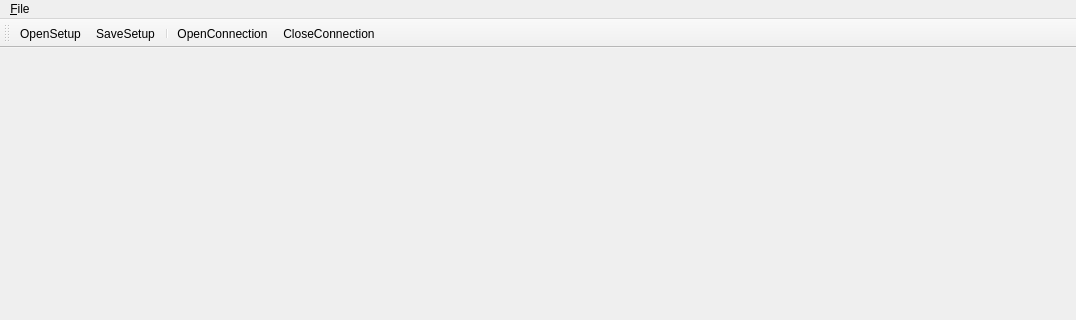
This is qtgui/ui/emokit.ui in logsoft/emokit as Qt 5 draws it before an edit; both pictures show x 0 to 1076 and y 0 to 320 of the 1076 by 776 pixel window. The edited form follows.
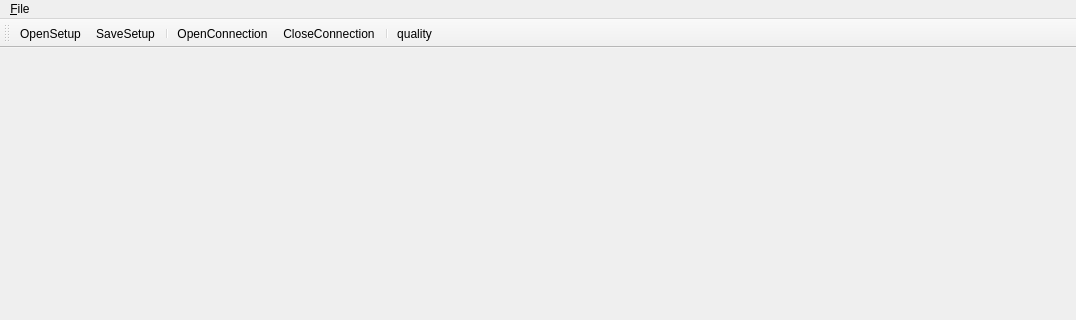
This is the edited form. Icons and pictures are not drawn.

Commit message: fixed battery issue, packet cnt to status bar

```diff
--- a/qtgui/ui/emokit.ui
+++ b/qtgui/ui/emokit.ui
@@ -125,6 +125,8 @@
    <addaction name="separator"/>
    <addaction name="action_OpenConnection"/>
    <addaction name="action_CloseConnection"/>
+   <addaction name="separator"/>
+   <addaction name="actionQuality"/>
   </widget>
   <action name="action_OpenSetup">
    <property name="icon">
@@ -162,6 +164,18 @@
     <string>&amp;CloseConnection</string>
    </property>
   </action>
+  <action name="actionQuality">
+   <property name="icon">
+    <iconset resource="resources.qrc">
+     <normaloff>:/icons/icons/weather_lightning.png</normaloff>:/icons/icons/weather_lightning.png</iconset>
+   </property>
+   <property name="text">
+    <string>quality</string>
+   </property>
+   <property name="toolTip">
+    <string>show sensor quality</string>
+   </property>
+  </action>
  </widget>
  <resources>
   <include location="resources.qrc"/>
```
Left out of the diff: 2 changed lines with no effect on the pictures. The commit also changes 2 other files.
